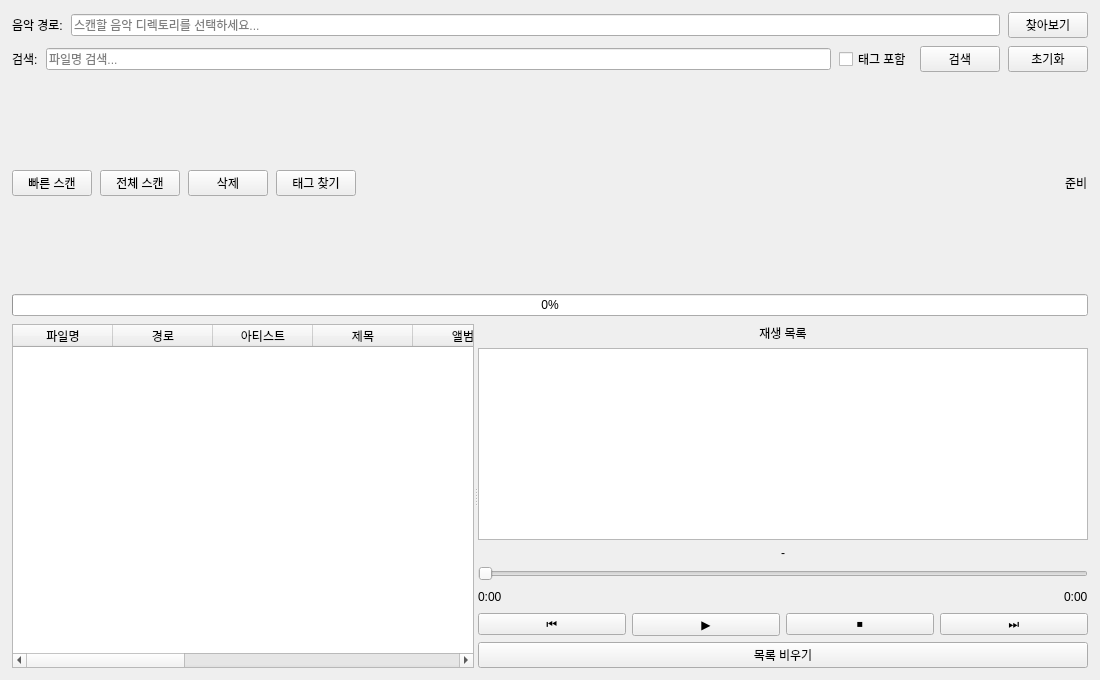
Above: src/main_window.ui from musiren/mp3-archive before the change. Below: the same form after it.
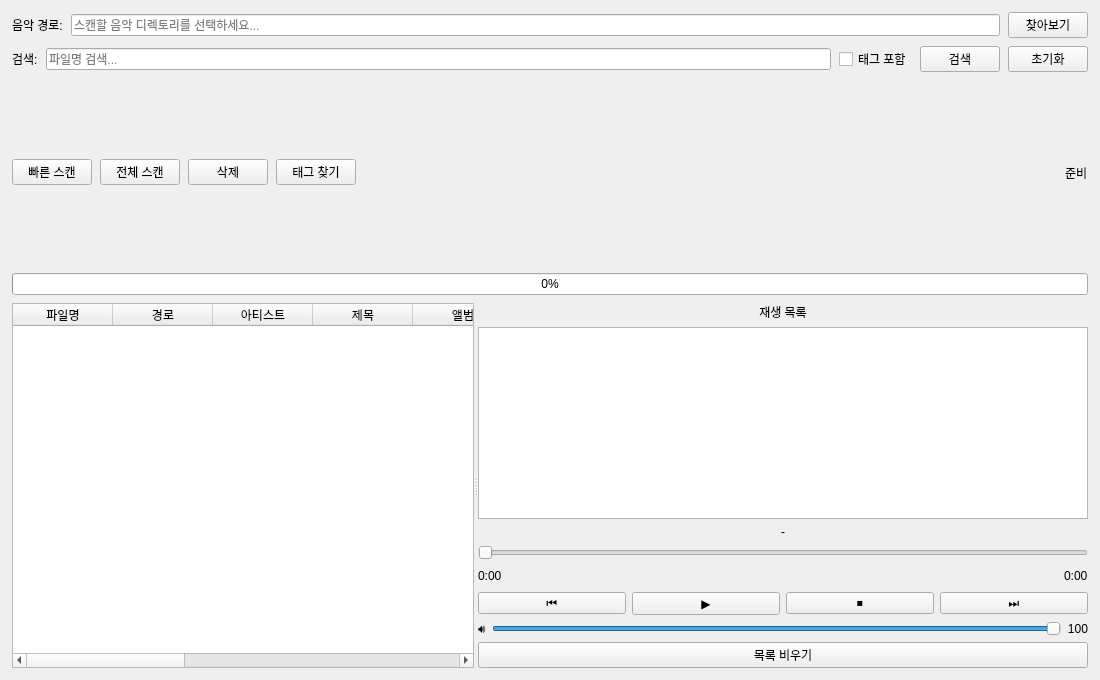
That is the form after the change.

Commit message:
feat: add volume slider and table double-click playback
- Add volume_slider (0–100) with volume_label to playlist panel in UI
- Wire volume_slider.valueChanged to _on_volume_changed which sets
  QAudioOutput.setVolume(value / 100.0)
- Add table.cellDoubleClicked -> _on_table_double_clicked: adds the
  row to the playlist (no duplicate) and starts playback immediately
- Add two new tests: double-click adds to playlist, no duplicate entry
- Regenerate docs/ui-preview.jpg with volume slider visible

https://claude.ai/code/session_01YFDPmPzoyxfymLkiNHqsrJ

```diff
--- a/src/main_window.ui
+++ b/src/main_window.ui
@@ -449,6 +449,52 @@
           </item>
          </layout>
         </item>
+        <item>
+         <layout class="QHBoxLayout" name="volumeLayout">
+          <item>
+           <widget class="QLabel" name="label_volume">
+            <property name="text">
+             <string>🔊</string>
+            </property>
+            <property name="toolTip">
+             <string>볼륨</string>
+            </property>
+           </widget>
+          </item>
+          <item>
+           <widget class="QSlider" name="volume_slider">
+            <property name="toolTip">
+             <string>볼륨 조절 (0 ~ 100)</string>
+            </property>
+            <property name="orientation">
+             <enum>Qt::Horizontal</enum>
+            </property>
+            <property name="minimum">
+             <number>0</number>
+            </property>
+            <property name="maximum">
+             <number>100</number>
+            </property>
+            <property name="value">
+             <number>100</number>
+            </property>
+           </widget>
+          </item>
+          <item>
+           <widget class="QLabel" name="volume_label">
+            <property name="text">
+             <string>100</string>
+            </property>
+            <property name="minimumWidth">
+             <number>28</number>
+            </property>
+            <property name="alignment">
+             <set>Qt::AlignRight|Qt::AlignVCenter</set>
+            </property>
+           </widget>
+          </item>
+         </layout>
+        </item>
         <item>
          <widget class="QPushButton" name="btn_playlist_clear">
           <property name="text">
```
The commit also changes 3 other files.
